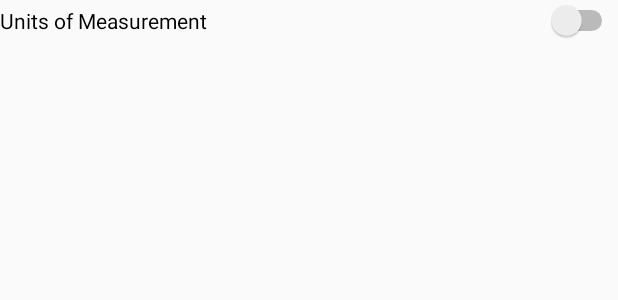
After one commit to Mahesh-Venkat/Backbase-Assessment, an Android app: the layout settings_view.xml on its own in the app's theme, with its tools: preview values and no code run, on a phone screen of 412 x 824 dp. The commit adds this screen. Shown: the top 300 px of the screen. Run offline under Robolectric (Android 15) with nearby library versions, the phone set to English and light mode, and no system bars.

Commit message:
1. Updated help doc 2. Committing temporary settings work

```diff
--- a/app/build.gradle
+++ b/app/build.gradle
@@ -32,7 +32,7 @@ dependencies {
     })
     compile "com.android.support:design:$SUPPORT"
     compile "com.android.support:appcompat-v7:$SUPPORT"
-    compile "com.android.support:cardview-v7:$SUPPORT"
+    compile "com.android.support:preference-v14:$SUPPORT"
     compile 'com.google.code.gson:gson:2.2.+'
     compile 'com.google.android.gms:play-services:9.8.0'
     testCompile 'junit:junit:4.12'
--- a/app/src/main/java/com/sunfinder/sunfinder/fragments/CitiesFragment.java
+++ b/app/src/main/java/com/sunfinder/sunfinder/fragments/CitiesFragment.java
@@ -66,7 +66,7 @@ public class CitiesFragment extends ListFragment {
     }
 
     private void addSettingsFragment() {
-        Toast.makeText(getContext(), "Settings option is coming soon", Toast.LENGTH_SHORT).show();
+        //Toast.makeText(getContext(), "Settings option is coming soon", Toast.LENGTH_SHORT).show();
     }
 
     private void addMapFragment() {
--- /dev/null
+++ b/app/src/main/res/layout/settings_view.xml
@@ -0,0 +1,11 @@
+<?xml version="1.0" encoding="utf-8"?>
+<LinearLayout xmlns:android="http://schemas.android.com/apk/res/android"
+    android:orientation="vertical" android:layout_width="match_parent"
+    android:layout_height="match_parent">
+
+    <Switch
+        android:id="@+id/switch1"
+        android:layout_width="match_parent"
+        android:layout_height="wrap_content"
+        android:text="Units of Measurement" />
+</LinearLayout>
--- a/app/src/main/res/values/strings.xml
+++ b/app/src/main/res/values/strings.xml
@@ -6,4 +6,7 @@
     <string name="option_settings">Settings</string>
     <string name="option_help">Help</string>
     <string name="no_citites_text"> Please click + to add your favorite city </string>
+    <string name="measurements_title">Measurements</string>
+    <string name="measurements_summary">Please pick a Measurement</string>
+    <string name="pref_measurements_default">metrics</string>
 </resources>
--- a/app/src/main/res/values/styles.xml
+++ b/app/src/main/res/values/styles.xml
@@ -6,6 +6,7 @@
         <item name="colorPrimary">@color/color_backbase</item>
         <item name="colorPrimaryDark">@color/color_backbase_dark</item>
         <item name="colorAccent">@color/colorAccent</item>
+        <item name="preferenceTheme">@style/PreferenceThemeOverlay.v14.Material</item>
     </style>
     <style name="general_info_text_styling" >
         <item name="android:textSize">15dp</item>
```
Also changed, not shown: app/src/main/java/com/sunfinder/sunfinder/fragments/SettingsFragment.java (added, +26 -0 lines), app/src/main/res/values/arrays.xml (added, +11 -0 lines), app/src/main/res/xml/app_preferences.xml (added, +12 -0 lines), 1 other file.
